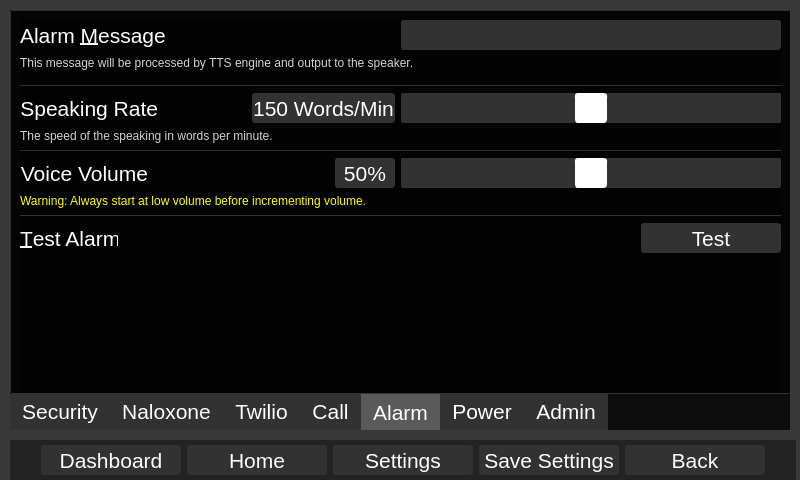
First picture: the form in oobe_qt/door_close_window.ui, repository zyl120/Naloxone_Safety_Kit, before the edit.
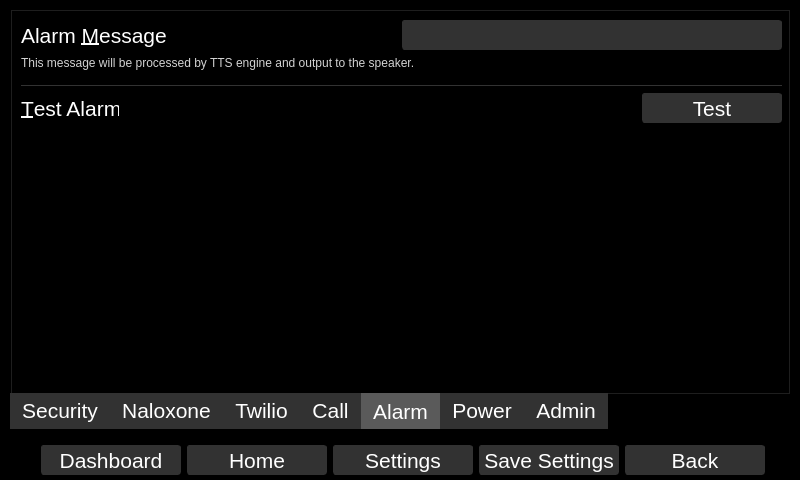
Second picture: the form after the edit. The open tabs and pages were chosen to show the change.

Diff of the .ui file:
```diff
--- a/oobe_qt/door_close_window.ui
+++ b/oobe_qt/door_close_window.ui
@@ -41,9 +41,8 @@
    <bool>false</bool>
   </property>
   <property name="styleSheet">
-   <string notr="true">QWidget {
-	background-color:rgba(0,0,0,100);
-}</string>
+   <string notr="true">background-color:rgb(0,0,0);
+</string>
   </property>
   <widget class="QWidget" name="centralwidget">
    <widget class="QWidget" name="horizontalLayoutWidget_4">
@@ -290,7 +289,7 @@
     <property name="geometry">
      <rect>
       <x>10</x>
-      <y>10</y>
+      <y>9</y>
       <width>780</width>
       <height>420</height>
      </rect>
@@ -1715,11 +1714,7 @@
           <string>&lt;html&gt;&lt;head/&gt;&lt;body&gt;&lt;p&gt;&lt;br/&gt;&lt;/p&gt;&lt;/body&gt;&lt;/html&gt;</string>
          </property>
          <property name="styleSheet">
-          <string notr="true">QTabWidget::pane{
-border: 1px solid rgb(50,50,50);
-border-radius:3px
-}
-QTabWidget::tab-bar {
+          <string notr="true">QTabWidget::tab-bar {
 alignment: center;
 }
 QTabBar::tab:selected {
@@ -3000,300 +2995,6 @@
               </item>
              </layout>
             </item>
-            <item>
-             <widget class="Line" name="line_12">
-              <property name="styleSheet">
-               <string notr="true">color:rgb(50,50,50)</string>
-              </property>
-              <property name="frameShadow">
-               <enum>QFrame::Plain</enum>
-              </property>
-              <property name="lineWidth">
-               <number>1</number>
-              </property>
-              <property name="orientation">
-               <enum>Qt::Horizontal</enum>
-              </property>
-             </widget>
-            </item>
-            <item>
-             <layout class="QVBoxLayout" name="verticalLayout_58">
-              <item>
-               <layout class="QHBoxLayout" name="horizontalLayout_46">
-                <item>
-                 <widget class="QLabel" name="speaking_rate_label">
-                  <property name="font">
-                   <font>
-                    <pointsize>16</pointsize>
-                   </font>
-                  </property>
-                  <property name="styleSheet">
-                   <string notr="true">color:white</string>
-                  </property>
-                  <property name="text">
-                   <string>Speaking Rate</string>
-                  </property>
-                  <property name="alignment">
-                   <set>Qt::AlignRight|Qt::AlignTrailing|Qt::AlignVCenter</set>
-                  </property>
-                  <property name="buddy">
-                   <cstring>temperatureSlider</cstring>
-                  </property>
-                 </widget>
-                </item>
-                <item>
-                 <spacer name="horizontalSpacer_39">
-                  <property name="orientation">
-                   <enum>Qt::Horizontal</enum>
-                  </property>
-                  <property name="sizeHint" stdset="0">
-                   <size>
-                    <width>40</width>
-                    <height>20</height>
-                   </size>
-                  </property>
-                 </spacer>
-                </item>
-                <item>
-                 <widget class="QLabel" name="current_speaking_rate_label">
-                  <property name="minimumSize">
-                   <size>
-                    <width>130</width>
-                    <height>30</height>
-                   </size>
-                  </property>
-                  <property name="font">
-                   <font>
-                    <pointsize>16</pointsize>
-                   </font>
-                  </property>
-                  <property name="styleSheet">
-                   <string notr="true">color: white; background-color: rgb(50,50,50); border-radius:3px;border-color: rgb(50,50,50);border-width: 1px;border-style: solid;</string>
-                  </property>
-                  <property name="text">
-                   <string>150 Words/Min</string>
-                  </property>
-                  <property name="alignment">
-                   <set>Qt::AlignCenter</set>
-                  </property>
-                 </widget>
-                </item>
-                <item>
-                 <widget class="QSlider" name="speaking_rate_slider">
-                  <property name="minimumSize">
-                   <size>
-                    <width>380</width>
-                    <height>30</height>
-                   </size>
-                  </property>
-                  <property name="maximumSize">
-                   <size>
-                    <width>16777215</width>
-                    <height>30</height>
-                   </size>
-                  </property>
-                  <property name="font">
-                   <font>
-                    <pointsize>16</pointsize>
-                   </font>
-                  </property>
-                  <property name="styleSheet">
-                   <string notr="true">QSlider::groove:horizontal {
-    border: 1px solid rgb(50,50,50);
-    border-radius: 3px;
-    height: 30px; /* the groove expands to the size of the slider by default. by giving it a height, it has a fixed size */
-    background: rgb(50,50,50);
-    margin: 2px 0;
-}
-
-QSlider::handle:horizontal {
-    background-color:white;
-    border: 1px solid white;
-    width: 30px;
-    border-radius: 3px;
-}</string>
-                  </property>
-                  <property name="minimum">
-                   <number>100</number>
-                  </property>
-                  <property name="maximum">
-                   <number>200</number>
-                  </property>
-                  <property name="value">
-                   <number>150</number>
-                  </property>
-                  <property name="sliderPosition">
-                   <number>150</number>
-                  </property>
-                  <property name="orientation">
-                   <enum>Qt::Horizontal</enum>
-                  </property>
-                 </widget>
-                </item>
-               </layout>
-              </item>
-              <item>
-               <widget class="QLabel" name="label_26">
-                <property name="styleSheet">
-                 <string notr="true">color:lightgrey</string>
-                </property>
-                <property name="text">
-                 <string>The speed of the speaking in words per minute.</string>
-                </property>
-                <property name="alignment">
-                 <set>Qt::AlignLeading|Qt::AlignLeft|Qt::AlignTop</set>
-                </property>
-               </widget>
-              </item>
-             </layout>
-            </item>
-            <item>
-             <widget class="Line" name="line_13">
-              <property name="styleSheet">
-               <string notr="true">color:rgb(50,50,50)</string>
-              </property>
-              <property name="frameShadow">
-               <enum>QFrame::Plain</enum>
-              </property>
-              <property name="lineWidth">
-               <number>1</number>
-              </property>
-              <property name="orientation">
-               <enum>Qt::Horizontal</enum>
-              </property>
-             </widget>
-            </item>
-            <item>
-             <layout class="QVBoxLayout" name="verticalLayout_59">
-              <item>
-               <layout class="QHBoxLayout" name="horizontalLayout_47">
-                <item>
-                 <widget class="QLabel" name="voice_volume_label">
-                  <property name="font">
-                   <font>
-                    <pointsize>16</pointsize>
-                   </font>
-                  </property>
-                  <property name="styleSheet">
-                   <string notr="true">color:white</string>
-                  </property>
-                  <property name="text">
-                   <string>Voice Volume</string>
-                  </property>
-                  <property name="alignment">
-                   <set>Qt::AlignRight|Qt::AlignTrailing|Qt::AlignVCenter</set>
-                  </property>
-                  <property name="buddy">
-                   <cstring>temperatureSlider</cstring>
-                  </property>
-                 </widget>
-                </item>
-                <item>
-                 <spacer name="horizontalSpacer_40">
-                  <property name="orientation">
-                   <enum>Qt::Horizontal</enum>
-                  </property>
-                  <property name="sizeHint" stdset="0">
-                   <size>
-                    <width>40</width>
-                    <height>20</height>
-                   </size>
-                  </property>
-                 </spacer>
-                </item>
-                <item>
-                 <widget class="QLabel" name="current_voice_volume_label">
-                  <property name="minimumSize">
-                   <size>
-                    <width>60</width>
-                    <height>30</height>
-                   </size>
-                  </property>
-                  <property name="font">
-                   <font>
-                    <pointsize>16</pointsize>
-                   </font>
-                  </property>
-                  <property name="styleSheet">
-                   <string notr="true">color: white; background-color: rgb(50,50,50); border-radius:3px;border-color: rgb(50,50,50);border-width: 1px;border-style: solid;</string>
-                  </property>
-                  <property name="text">
-                   <string>50%</string>
-                  </property>
-                  <property name="alignment">
-                   <set>Qt::AlignCenter</set>
-                  </property>
-                 </widget>
-                </item>
-                <item>
-                 <widget class="QSlider" name="voice_volume_slider">
-                  <property name="minimumSize">
-                   <size>
-                    <width>380</width>
-                    <height>30</height>
-                   </size>
-                  </property>
-                  <property name="maximumSize">
-                   <size>
-                    <width>16777215</width>
-                    <height>30</height>
-                   </size>
-                  </property>
-                  <property name="font">
-                   <font>
-                    <pointsize>16</pointsize>
-                   </font>
-                  </property>
-                  <property name="styleSheet">
-                   <string notr="true">QSlider::groove:horizontal {
-    border: 1px solid rgb(50,50,50);
-    border-radius: 3px;
-    height: 30px; /* the groove expands to the size of the slider by default. by giving it a height, it has a fixed size */
-    background: rgb(50,50,50);
-    margin: 2px 0;
-}
-
-QSlider::handle:horizontal {
-    background-color:white;
-    border: 1px solid white;
-    width: 30px;
-    border-radius: 3px;
-}</string>
-                  </property>
-                  <property name="minimum">
-                   <number>0</number>
-                  </property>
-                  <property name="maximum">
-                   <number>100</number>
-                  </property>
-                  <property name="value">
-                   <number>50</number>
-                  </property>
-                  <property name="sliderPosition">
-                   <number>50</number>
-                  </property>
-                  <property name="orientation">
-                   <enum>Qt::Horizontal</enum>
-                  </property>
-                 </widget>
-                </item>
-               </layout>
-              </item>
-              <item>
-               <widget class="QLabel" name="label_27">
-                <property name="styleSheet">
-                 <string notr="true">color:yellow</string>
-                </property>
-                <property name="text">
-                 <string>Warning: Always start at low volume before incrementing volume.</string>
-                </property>
-                <property name="alignment">
-                 <set>Qt::AlignLeading|Qt::AlignLeft|Qt::AlignTop</set>
-                </property>
-               </widget>
-              </item>
-             </layout>
-            </item>
             <item>
              <widget class="Line" name="line_16">
               <property name="styleSheet">
```
Left out of the diff: 6 changed lines with no effect on the pictures.
